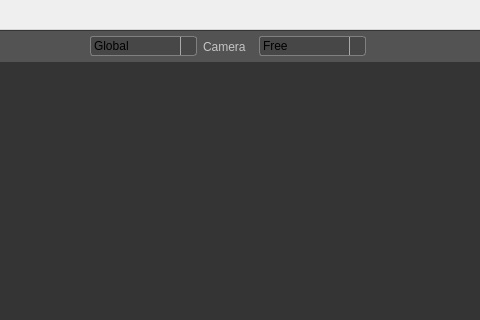
jahshaka/Studio, file src/newmainwindow.ui: the form before one commit; both pictures show x 225 to 705 and y 0 to 320 of the 1209 by 955 pixel window.
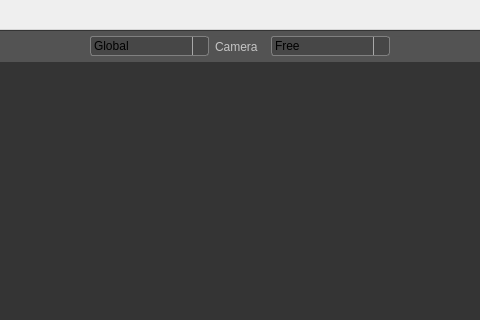
The form after the commit. Icons and pictures are not drawn. Custom widgets are drawn as their Qt base class.

Patch:
```diff
--- a/src/newmainwindow.ui
+++ b/src/newmainwindow.ui
@@ -645,7 +645,7 @@
            <widget class="QComboBox" name="transformCombo">
             <property name="minimumSize">
              <size>
-              <width>107</width>
+              <width>119</width>
               <height>0</height>
              </size>
             </property>
@@ -693,7 +693,7 @@
            <widget class="QComboBox" name="cameraTypeCombo">
             <property name="minimumSize">
              <size>
-              <width>107</width>
+              <width>119</width>
               <height>0</height>
              </size>
             </property>
```
Left out of the diff: 4 changed lines with no effect on the pictures.
